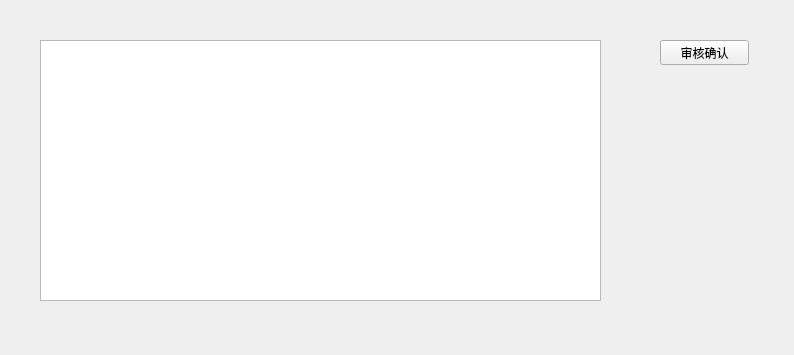
First picture: the form in StoreManager/auditorbuyertab.ui, repository grimcake/StoreManager, before the edit.
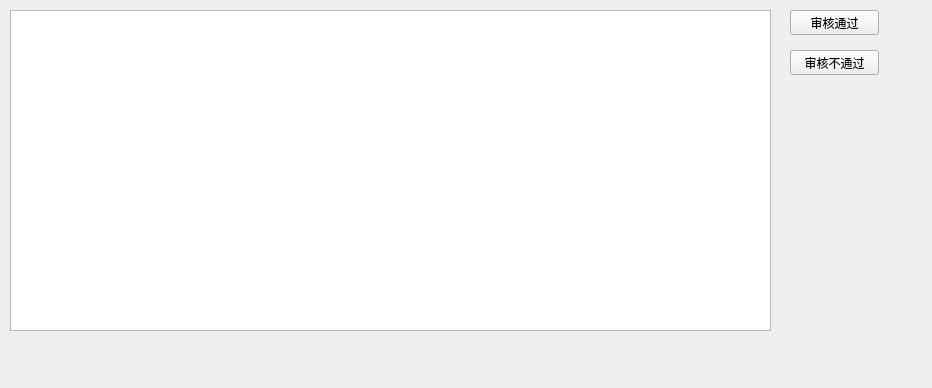
Second picture: the form after the edit.

```diff
--- a/StoreManager/auditorbuyertab.ui
+++ b/StoreManager/auditorbuyertab.ui
@@ -6,8 +6,8 @@
    <rect>
     <x>0</x>
     <y>0</y>
-    <width>794</width>
-    <height>355</height>
+    <width>932</width>
+    <height>388</height>
    </rect>
   </property>
   <property name="windowTitle">
@@ -16,24 +16,37 @@
   <widget class="QTableView" name="tableView">
    <property name="geometry">
     <rect>
-     <x>40</x>
-     <y>40</y>
-     <width>561</width>
-     <height>261</height>
+     <x>10</x>
+     <y>10</y>
+     <width>761</width>
+     <height>321</height>
     </rect>
    </property>
   </widget>
   <widget class="QPushButton" name="pushButton">
    <property name="geometry">
     <rect>
-     <x>660</x>
-     <y>40</y>
+     <x>790</x>
+     <y>10</y>
      <width>89</width>
      <height>25</height>
     </rect>
    </property>
    <property name="text">
-    <string>审核确认</string>
+    <string>审核通过</string>
+   </property>
+  </widget>
+  <widget class="QPushButton" name="pushButton_2">
+   <property name="geometry">
+    <rect>
+     <x>790</x>
+     <y>50</y>
+     <width>89</width>
+     <height>25</height>
+    </rect>
+   </property>
+   <property name="text">
+    <string>审核不通过</string>
    </property>
   </widget>
  </widget>
```
